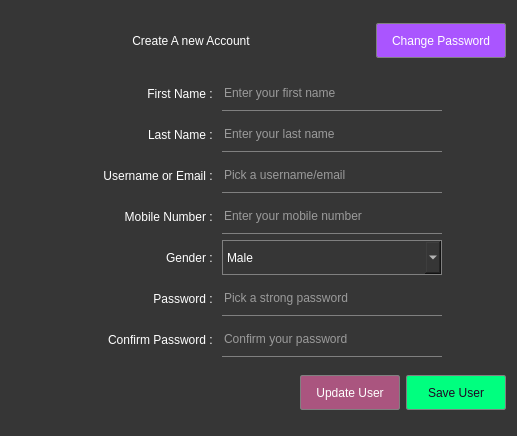
Before: the Qt Designer form msale/forms/newuserdialog.ui in allankoechke/Msale-Point-Of-Sale-Application, drawn with Qt 5.
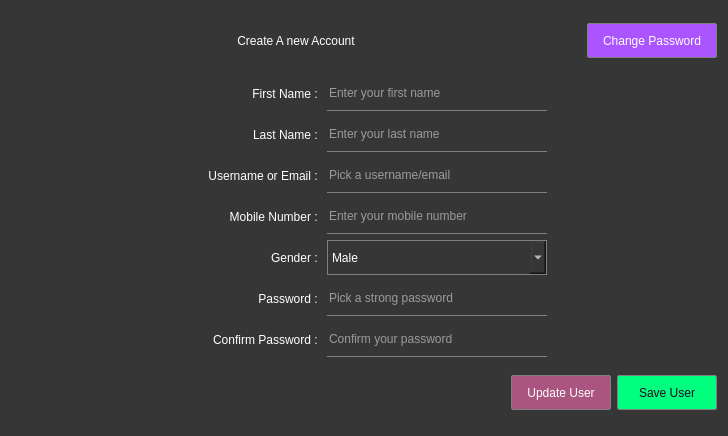
After: the same form once the commit is applied.

Diff of the .ui file:
```diff
--- a/msale/forms/newuserdialog.ui
+++ b/msale/forms/newuserdialog.ui
@@ -6,10 +6,16 @@
    <rect>
     <x>0</x>
     <y>0</y>
-    <width>517</width>
+    <width>728</width>
     <height>436</height>
    </rect>
   </property>
+  <property name="minimumSize">
+   <size>
+    <width>700</width>
+    <height>0</height>
+   </size>
+  </property>
   <property name="windowTitle">
    <string>New Account Window</string>
   </property>
```
